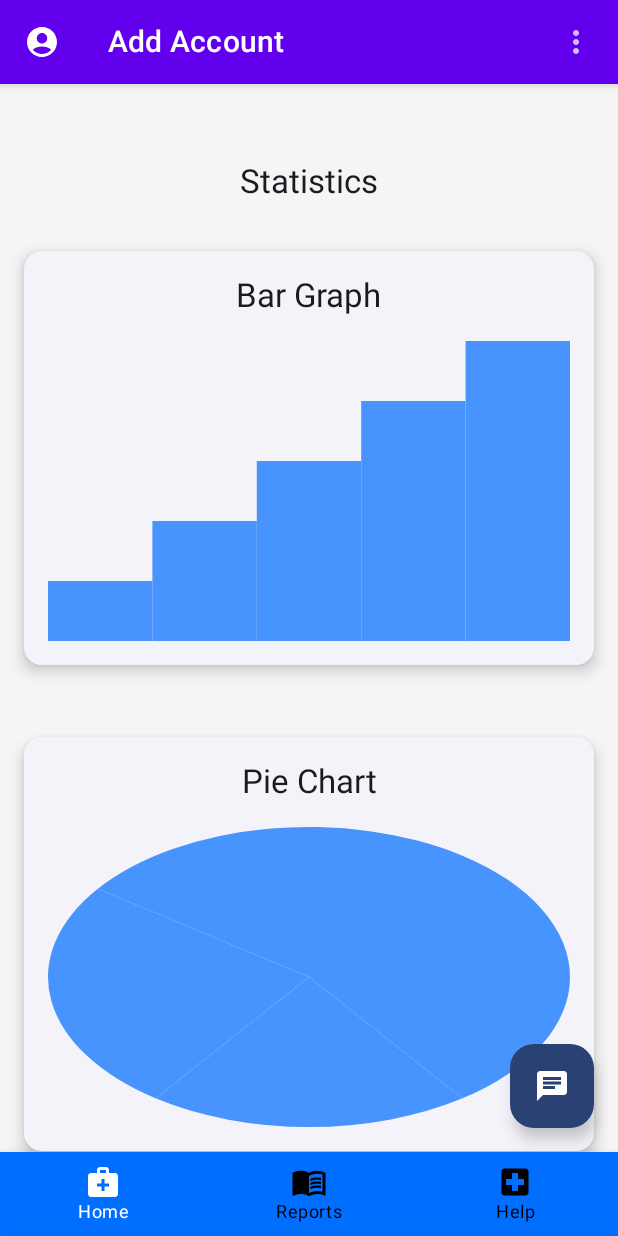
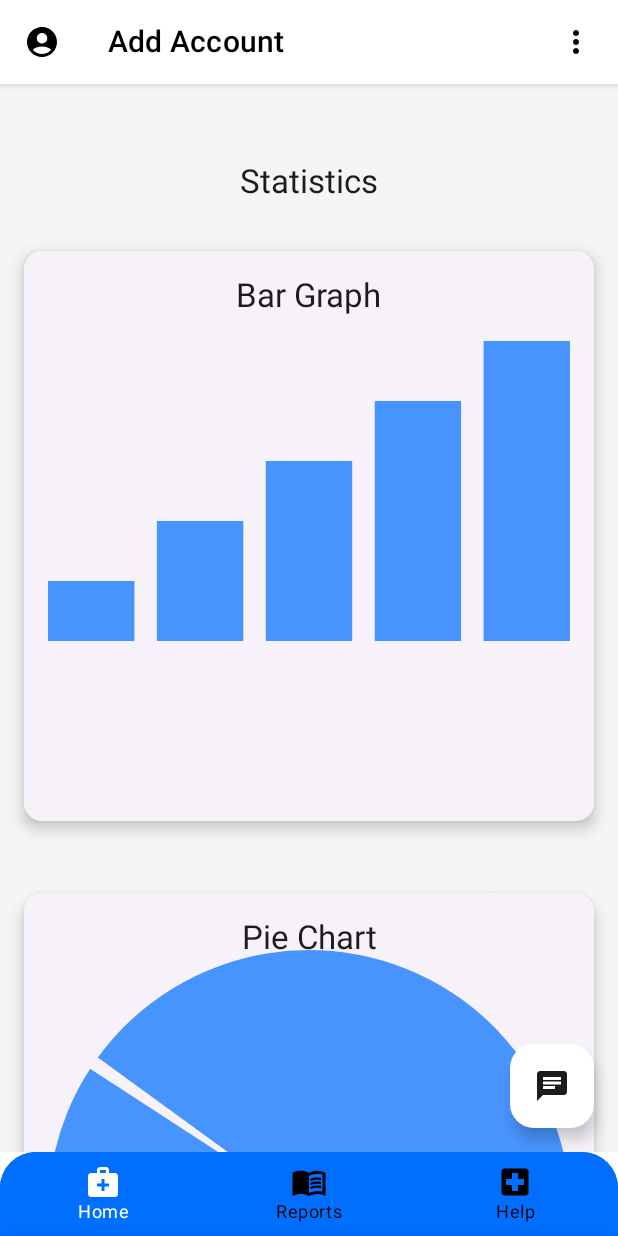
Before and after one commit to SahilKumar75/MediGo, an Android app built with Jetpack Compose: the screen it shows after launch (MainActivity), scrolled down 492 dp, on a phone screen of 412 x 824 dp. Run offline under Robolectric (Android 15) with nearby library versions, the phone set to English and light mode, and no system bars; our stand-ins replace accompanist.

Commit message:
top bar and bottom bar is changed

```diff
--- a/app/src/main/java/com/example/musical/MainActivity.kt
+++ b/app/src/main/java/com/example/musical/MainActivity.kt
@@ -3,15 +3,13 @@ package com.example.musical
 import android.os.Bundle
 import androidx.activity.ComponentActivity
 import androidx.activity.compose.setContent
-import com.example.musical.ui.theme.MusicalTheme
+
 
 class MainActivity : ComponentActivity() {
     override fun onCreate(savedInstanceState: Bundle?) {
         super.onCreate(savedInstanceState)
         setContent {
-            MusicalTheme {
                 MainView()
-            }
         }
     }
 }
--- a/app/src/main/java/com/example/musical/MainView.kt
+++ b/app/src/main/java/com/example/musical/MainView.kt
@@ -1,6 +1,4 @@
 package com.example.musical
-
-
 
 import androidx.compose.foundation.background
 import androidx.compose.foundation.clickable
@@ -57,9 +55,14 @@ fun MainView() {
 
     val bottomBar: @Composable () -> Unit = {
         if (currentScreen is Screen.DrawerScreen || currentScreen == Screen.BottomScreen.Home) {
+            Surface(
+                shape = RoundedCornerShape(topStart = 24.dp, topEnd = 24.dp), // More rounded upper corners
+                color = Color(0xFF006eff), // Background color of the bottom bar
+                modifier = Modifier.fillMaxWidth()
+            ) {
                 BottomNavigation(
                     modifier = Modifier.wrapContentSize(),
-                backgroundColor = Color(0xFF006eff) // Set the background color to #006eff
+                    backgroundColor = Color(0xFF006eff), // Make background color transparent
                 ) {
                     screensInBottom.forEach { item ->
                         val isSelected = currentRoute == item.bRoute
@@ -86,6 +89,7 @@ fun MainView() {
                 }
             }
         }
+    }
 
     ModalBottomSheetLayout(
         sheetState = modalSheetState,
@@ -98,7 +102,9 @@ fun MainView() {
             scaffoldState = scaffoldState,
             topBar = {
                 TopAppBar(
-                    title = { Text(title.value) },
+                    title = { Text(title.value, color = Color.Black) },
+                    backgroundColor = Color.White,
+                    contentColor = Color.Black,
                     actions = {
                         IconButton(
                             onClick = {
@@ -110,7 +116,7 @@ fun MainView() {
                                 }
                             }
                         ) {
-                            Icon(imageVector = Icons.Default.MoreVert, contentDescription = null)
+                            Icon(imageVector = Icons.Default.MoreVert, contentDescription = null, tint = Color.Black)
                         }
                     },
                     navigationIcon = {
@@ -119,7 +125,7 @@ fun MainView() {
                                 scaffoldState.drawerState.open()
                             }
                         }) {
-                            Icon(imageVector = Icons.Default.AccountCircle, contentDescription = "Menu")
+                            Icon(imageVector = Icons.Default.AccountCircle, contentDescription = "Menu", tint = Color.Black)
                         }
                     }
                 )
--- a/app/src/main/java/com/example/musical/MainViewModel.kt
+++ b/app/src/main/java/com/example/musical/MainViewModel.kt
@@ -5,14 +5,17 @@ import androidx.compose.runtime.mutableStateOf
 import androidx.lifecycle.ViewModel
 import com.example.musical.navgraph.Screen
 
-class MainViewModel:ViewModel() {
+class MainViewModel : ViewModel() {
 
     private val _currentScreen: MutableState<Screen> = mutableStateOf(Screen.DrawerScreen.AddAccount)
-
     val currentScreen: MutableState<Screen>
         get() = _currentScreen
 
-    fun setCurrentScreen(screen: Screen){
+    private val _username: MutableState<String> = mutableStateOf("User")
+    val username: MutableState<String>
+        get() = _username
+
+    fun setCurrentScreen(screen: Screen) {
         _currentScreen.value = screen
     }
 }
--- a/app/src/main/java/com/example/musical/presentation/home/HomeScreen.kt
+++ b/app/src/main/java/com/example/musical/presentation/home/HomeScreen.kt
@@ -1,5 +1,4 @@
 package com.example.musical.presentation.home
-
 
 import androidx.compose.foundation.Canvas
 import androidx.compose.foundation.Image
@@ -32,14 +31,11 @@ import com.example.musical.presentation.home.components.ImageCarousel
 import com.example.musical.presentation.home.components.PieChart
 import com.example.musical.presentation.home.components.SearchBar
 
-
 data class Appointment(
     val doctorName: String,
     val specialization: String,
     val imageRes: Int
 )
-
-
 
 @Composable
 fun HomeScreen(navController: NavController) {
@@ -50,7 +46,7 @@ fun HomeScreen(navController: NavController) {
         floatingActionButton = {
             FloatingActionButton(
                 onClick = { navController.navigate("chatRoute") },
-                containerColor = MaterialTheme.colorScheme.primary
+                containerColor = Color.White
             ) {
                 Icon(
                     imageVector = Icons.Filled.Chat,
@@ -110,6 +106,7 @@ fun HomeScreen(navController: NavController) {
                         modifier = Modifier
                             .fillMaxWidth()
                             .padding(16.dp)
+                            .aspectRatio(1f) // Ensure the card is a square
                     ) {
                         Column(
                             modifier = Modifier.padding(16.dp),
@@ -140,6 +137,7 @@ fun HomeScreen(navController: NavController) {
                         modifier = Modifier
                             .fillMaxWidth()
                             .padding(16.dp)
+                            .aspectRatio(1f) // Ensure the card is a square
                     ) {
                         Column(
                             modifier = Modifier.padding(16.dp),
@@ -154,14 +152,12 @@ fun HomeScreen(navController: NavController) {
                                 data = pieData,
                                 modifier = Modifier
                                     .fillMaxWidth()
-                                    .height(200.dp)
+                                    .aspectRatio(1f) // Ensure the chart is a square
                             )
                         }
                     }
                 }
             }
-
-
         }
     )
 }
--- a/app/src/main/java/com/example/musical/presentation/home/components/Charts.kt
+++ b/app/src/main/java/com/example/musical/presentation/home/components/Charts.kt
@@ -6,17 +6,25 @@ import androidx.compose.ui.Modifier
 import androidx.compose.ui.geometry.Offset
 import androidx.compose.ui.geometry.Size
 import androidx.compose.ui.graphics.Color
+import androidx.compose.ui.platform.LocalDensity
+import androidx.compose.ui.unit.dp
 
 @Composable
 fun BarGraph(data: List<Float>, modifier: Modifier = Modifier) {
     val maxValue = data.maxOrNull() ?: 0f
+    val density = LocalDensity.current
+    val spacing = with(density) { 15.dp.toPx() } // Define the spacing between bars
+
     Canvas(modifier = modifier) {
-        val barWidth = size.width / data.size
+        val totalSpacing = spacing * (data.size - 1)
+        val barWidth = (size.width - totalSpacing) / data.size
+
         data.forEachIndexed { index, value ->
             val barHeight = (value / maxValue) * size.height
+            val barX = index * (barWidth + spacing)
             drawRect(
                 color = Color(0xFF4894fe),
-                topLeft = Offset(x = index * barWidth, y = size.height - barHeight),
+                topLeft = Offset(x = barX, y = size.height - barHeight),
                 size = Size(width = barWidth, height = barHeight)
             )
         }
@@ -26,19 +34,26 @@ fun BarGraph(data: List<Float>, modifier: Modifier = Modifier) {
 @Composable
 fun PieChart(data: List<Float>, modifier: Modifier = Modifier) {
     val totalValue = data.sum()
-    var startAngle = 0f
+    val density = LocalDensity.current
+    val spacing = with(density) { 2.dp.toPx() } // Define the spacing between segments in dp
+
     Canvas(modifier = modifier) {
+        val diameter = size.minDimension
+        val radius = diameter / 2
+        val center = Offset(radius, radius)
+        var startAngle = 0f
+
         data.forEach { value ->
-            val sweepAngle = (value / totalValue) * 360f
+            val sweepAngle = (value / totalValue) * 360f - spacing
             drawArc(
                 color = Color(0xFF4894fe),
                 startAngle = startAngle,
                 sweepAngle = sweepAngle,
                 useCenter = true,
-                topLeft = Offset.Zero,
-                size = size
+                topLeft = Offset(center.x - radius, center.y - radius),
+                size = Size(diameter, diameter)
             )
-            startAngle += sweepAngle
+            startAngle += sweepAngle + spacing
         }
     }
 }
--- a/app/src/main/java/com/example/musical/ui/theme/Color.kt
+++ /dev/null
@@ -1,11 +0,0 @@
-package com.example.musical.ui.theme
-
-import androidx.compose.ui.graphics.Color
-
-val Purple80 = Color(0xFFD0BCFF)
-val PurpleGrey80 = Color(0xFFCCC2DC)
-val Pink80 = Color(0xFFEFB8C8)
-
-val Purple40 = Color(0xFF6650a4)
-val PurpleGrey40 = Color(0xFF625b71)
-val Pink40 = Color(0xFF7D5260)
--- a/app/src/main/java/com/example/musical/ui/theme/Theme.kt
+++ /dev/null
@@ -1,70 +0,0 @@
-package com.example.musical.ui.theme
-
-import android.app.Activity
-import android.os.Build
-import androidx.compose.foundation.isSystemInDarkTheme
-import androidx.compose.material3.MaterialTheme
-import androidx.compose.material3.darkColorScheme
-import androidx.compose.material3.dynamicDarkColorScheme
-import androidx.compose.material3.dynamicLightColorScheme
-import androidx.compose.material3.lightColorScheme
-import androidx.compose.runtime.Composable
-import androidx.compose.runtime.SideEffect
-import androidx.compose.ui.graphics.toArgb
-import androidx.compose.ui.platform.LocalContext
-import androidx.compose.ui.platform.LocalView
-import androidx.core.view.WindowCompat
-
-private val DarkColorScheme = darkColorScheme(
-    primary = Purple80,
-    secondary = PurpleGrey80,
-    tertiary = Pink80
-)
-
-private val LightColorScheme = lightColorScheme(
-    primary = Purple40,
-    secondary = PurpleGrey40,
-    tertiary = Pink40
-
-    /* Other default colors to override
-    background = Color(0xFFFFFBFE),
-    surface = Color(0xFFFFFBFE),
-    onPrimary = Color.White,
-    onSecondary = Color.White,
-    onTertiary = Color.White,
-    onBackground = Color(0xFF1C1B1F),
-    onSurface = Color(0xFF1C1B1F),
-    */
-)
-
-@Composable
-fun MusicalTheme(
-    darkTheme: Boolean = isSystemInDarkTheme(),
-    // Dynamic color is available on Android 12+
-    dynamicColor: Boolean = true,
-    content: @Composable () -> Unit
-) {
-    val colorScheme = when {
-        dynamicColor && Build.VERSION.SDK_INT >= Build.VERSION_CODES.S -> {
-            val context = LocalContext.current
-            if (darkTheme) dynamicDarkColorScheme(context) else dynamicLightColorScheme(context)
-        }
-
-        darkTheme -> DarkColorScheme
-        else -> LightColorScheme
-    }
-    val view = LocalView.current
-    if (!view.isInEditMode) {
-        SideEffect {
-            val window = (view.context as Activity).window
-            window.statusBarColor = colorScheme.primary.toArgb()
-            WindowCompat.getInsetsController(window, view).isAppearanceLightStatusBars = darkTheme
-        }
-    }
-
-    MaterialTheme(
-        colorScheme = colorScheme,
-        typography = Typography,
-        content = content
-    )
-}
--- a/app/src/main/java/com/example/musical/ui/theme/Type.kt
+++ /dev/null
@@ -1,34 +0,0 @@
-package com.example.musical.ui.theme
-
-import androidx.compose.material3.Typography
-import androidx.compose.ui.text.TextStyle
-import androidx.compose.ui.text.font.FontFamily
-import androidx.compose.ui.text.font.FontWeight
-import androidx.compose.ui.unit.sp
-
-// Set of Material typography styles to start with
-val Typography = Typography(
-    bodyLarge = TextStyle(
-        fontFamily = FontFamily.Default,
-        fontWeight = FontWeight.Normal,
-        fontSize = 16.sp,
-        lineHeight = 24.sp,
-        letterSpacing = 0.5.sp
-    )
-    /* Other default text styles to override
-    titleLarge = TextStyle(
-        fontFamily = FontFamily.Default,
-        fontWeight = FontWeight.Normal,
-        fontSize = 22.sp,
-        lineHeight = 28.sp,
-        letterSpacing = 0.sp
-    ),
-    labelSmall = TextStyle(
-        fontFamily = FontFamily.Default,
-        fontWeight = FontWeight.Medium,
-        fontSize = 11.sp,
-        lineHeight = 16.sp,
-        letterSpacing = 0.5.sp
-    )
-    */
-)
```
Lines whose indentation alone changed are shown as unchanged.
